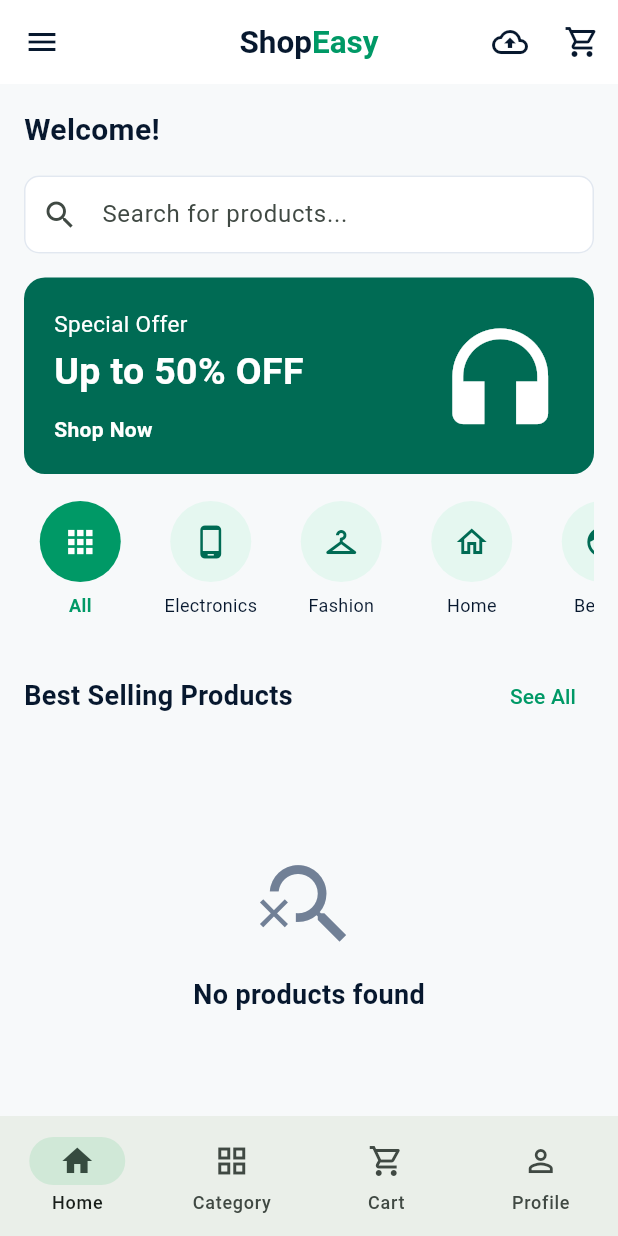
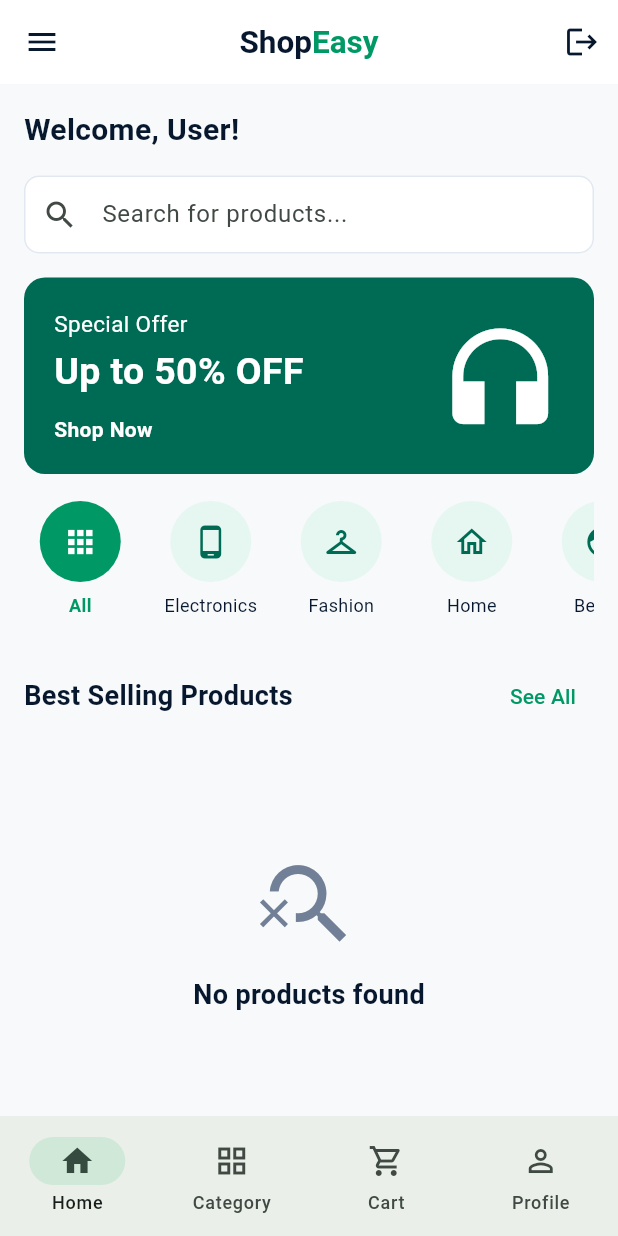
Before and after one commit to faraaz-ahmmed/shop-easy, a Flutter app: the HomeScreen screen opened directly, on a phone screen of 412 x 824 dp. Run offline on Flutter 3.47's test engine with Material 3 defaults, Android fonts, the phone set to English and light mode, and no system bars; our stand-ins replace cloud_firestore, firebase_auth, firebase_core; accounts and stored records are empty.

Commit message:
change code

```diff
--- a/lib/views/home/home_screen.dart
+++ b/lib/views/home/home_screen.dart
@@ -3,12 +3,12 @@ import 'package:firebase_auth/firebase_auth.dart';
 import 'package:flutter/material.dart';
 import 'package:provider/provider.dart';
 
-import '../../services/product_seed_service.dart';
 import '../../utils/app_colors.dart';
 import '../../utils/responsive.dart';
 import '../../viewmodels/cart_viewmodel.dart';
 import '../../viewmodels/home_viewmodel.dart';
 import '../../widgets/product_card.dart';
+import '../auth/login_screen.dart';
 import '../cart/cart_screen.dart';
 import '../category/category_screen.dart';
 import '../orders/orders_screen.dart';
@@ -18,6 +18,8 @@ import '../profile/profile_screen.dart';
 class HomeScreen extends StatelessWidget {
   const HomeScreen({super.key});
 
+  // ================= OPEN PAGE START =================
+
   void openPage(BuildContext context, Widget page) {
     Navigator.push(
       context,
@@ -25,91 +27,100 @@ class HomeScreen extends StatelessWidget {
     );
   }
 
-  Future<void> uploadProducts(BuildContext context) async {
-    final messenger = ScaffoldMessenger.of(context);
+  // ================= OPEN PAGE END =================
 
-    try {
-      messenger.showSnackBar(
-        const SnackBar(
-          content: Text('Uploading products, please wait...'),
-          duration: Duration(seconds: 30),
+  // ================= LOGOUT FUNCTION START =================
+
+  Future<void> logout(BuildContext context) async {
+    final confirmed = await showDialog<bool>(
+      context: context,
+      builder: (dialogContext) {
+        return AlertDialog(
+          title: const Text('Confirm Logout'),
+          content: const Text(
+            'Are you sure you want to logout?',
           ),
+          actions: [
+            TextButton(
+              onPressed: () {
+                Navigator.pop(dialogContext, false);
+              },
+              child: const Text('No'),
+            ),
+            FilledButton(
+              onPressed: () {
+                Navigator.pop(dialogContext, true);
+              },
+              child: const Text('OK'),
+            ),
+          ],
+        );
+      },
     );
 
-      final count = await ProductSeedService().uploadProducts();
+    if (confirmed != true) return;
+
+    await FirebaseAuth.instance.signOut();
 
     if (!context.mounted) return;
 
-      messenger.hideCurrentSnackBar();
-      messenger.showSnackBar(
-        SnackBar(
-          content: Text('$count products uploaded successfully'),
-          backgroundColor: Colors.green,
+    Navigator.pushAndRemoveUntil(
+      context,
+      MaterialPageRoute(
+        builder: (_) => const LoginScreen(),
       ),
-      );
-    } catch (error) {
-      if (!context.mounted) return;
-
-      messenger.hideCurrentSnackBar();
-      messenger.showSnackBar(
-        SnackBar(
-          content: Text('Upload failed: $error'),
-          backgroundColor: Colors.red,
-        ),
+      (route) => false,
     );
   }
-  }
+
+  // ================= LOGOUT FUNCTION END =================
 
   @override
   Widget build(BuildContext context) {
     final home = context.watch<HomeViewModel>();
-    final cartCount = context.watch<CartViewModel>().itemCount;
+    final cartCount =
+        context.watch<CartViewModel>().itemCount;
 
     return Scaffold(
+      // ================= APP BAR START =================
+
       appBar: AppBar(
+        // ================= MENU ICON START =================
+
         leading: IconButton(
+          tooltip: 'My Orders',
           onPressed: () {
-            openPage(context, const OrdersScreen());
+            openPage(
+              context,
+              const OrdersScreen(),
+            );
           },
           icon: const Icon(Icons.menu),
         ),
+
+        // ================= MENU ICON END =================
+
         title: const _ShopTitle(),
+
         actions: [
+          // ================= LOGOUT ICON START =================
+
           IconButton(
-            tooltip: 'Upload 320 products',
+            tooltip: 'Logout',
             onPressed: () {
-              uploadProducts(context);
+              logout(context);
             },
-            icon: const Icon(Icons.cloud_upload_outlined),
+            icon: const Icon(Icons.logout),
           ),
-          Stack(
-            children: [
-              IconButton(
-                onPressed: () {
-                  openPage(context, const CartScreen());
-                },
-                icon: const Icon(Icons.shopping_cart_outlined),
-              ),
-              if (cartCount > 0)
-                Positioned(
-                  right: 5,
-                  top: 4,
-                  child: CircleAvatar(
-                    radius: 8,
-                    backgroundColor: Colors.red,
-                    child: Text(
-                      cartCount > 9 ? '9+' : '$cartCount',
-                      style: const TextStyle(
-                        color: Colors.white,
-                        fontSize: 9,
-                      ),
-                    ),
-                  ),
-                ),
+
+          // ================= LOGOUT ICON END =================
         ],
       ),
-        ],
-      ),
+
+      // ================= APP BAR END =================
+
+      // ================= BODY START =================
+
       body: Center(
         child: SizedBox(
           width: Responsive.contentWidth(context),
@@ -118,8 +129,16 @@ class HomeScreen extends StatelessWidget {
             child: Column(
               crossAxisAlignment: CrossAxisAlignment.start,
               children: [
+                // ================= WELCOME START =================
+
                 const _WelcomeMessage(),
+
+                // ================= WELCOME END =================
+
                 const SizedBox(height: 16),
+
+                // ================= SEARCH BAR START =================
+
                 TextField(
                   onChanged: home.search,
                   decoration: const InputDecoration(
@@ -127,9 +146,21 @@ class HomeScreen extends StatelessWidget {
                     prefixIcon: Icon(Icons.search),
                   ),
                 ),
+
+                // ================= SEARCH BAR END =================
+
                 const SizedBox(height: 16),
+
+                // ================= OFFER BANNER START =================
+
                 const _OfferBanner(),
+
+                // ================= OFFER BANNER END =================
+
                 const SizedBox(height: 18),
+
+                // ================= CATEGORIES START =================
+
                 SizedBox(
                   height: 88,
                   child: ListView.separated(
@@ -139,12 +170,14 @@ class HomeScreen extends StatelessWidget {
                       return const SizedBox(width: 12);
                     },
                     itemBuilder: (context, index) {
-                      final category = home.categories[index];
+                      final category =
+                          home.categories[index];
 
                       return _CategoryItem(
                         name: category,
                         selected:
-                            category == home.selectedCategory,
+                            category ==
+                            home.selectedCategory,
                         onTap: () {
                           home.selectCategory(category);
                         },
@@ -152,7 +185,13 @@ class HomeScreen extends StatelessWidget {
                     },
                   ),
                 ),
+
+                // ================= CATEGORIES END =================
+
                 const SizedBox(height: 18),
+
+                // ================= PRODUCT TITLE START =================
+
                 Row(
                   children: [
                     const Expanded(
@@ -167,13 +206,20 @@ class HomeScreen extends StatelessWidget {
                     ),
                     TextButton(
                       onPressed: () {
+
                         home.selectCategory('All');
                       },
                       child: const Text('See All'),
                     ),
                   ],
                 ),
+
+                // ================= PRODUCT TITLE END =================
+
                 const SizedBox(height: 10),
+
+                // ================= PRODUCT GRID START =================
+
                 if (home.filteredProducts.isEmpty)
                   const _EmptyProducts()
                 else
@@ -181,7 +227,8 @@ class HomeScreen extends StatelessWidget {
                     shrinkWrap: true,
                     physics:
                         const NeverScrollableScrollPhysics(),
-                    itemCount: home.filteredProducts.length,
+                    itemCount:
+                        home.filteredProducts.length,
                     gridDelegate:
                         SliverGridDelegateWithFixedCrossAxisCount(
                       crossAxisCount:
@@ -210,36 +257,65 @@ class HomeScreen extends StatelessWidget {
                       );
                     },
                   ),
+
+                // ================= PRODUCT GRID END =================
               ],
             ),
           ),
         ),
       ),
+
+      // ================= BODY END =================
+
+      // ================= BOTTOM NAVIGATION START =================
+
       bottomNavigationBar: NavigationBar(
         selectedIndex: 0,
         onDestinationSelected: (index) {
           if (index == 1) {
-            openPage(context, const CategoryScreen());
+            openPage(
+              context,
+              const CategoryScreen(),
+            );
           }
 
           if (index == 2) {
-            openPage(context, const CartScreen());
+            openPage(
+              context,
+              const CartScreen(),
+            );
           }
 
           if (index == 3) {
-            openPage(context, const ProfileScreen());
+            openPage(
+              context,
+              const ProfileScreen(),
+            );
           }
         },
         destinations: [
+          // ================= HOME ICON START =================
+
           const NavigationDestination(
             icon: Icon(Icons.home_outlined),
             selectedIcon: Icon(Icons.home),
             label: 'Home',
           ),
+
+          // ================= HOME ICON END =================
+
+          // ================= CATEGORY ICON START =================
+
           const NavigationDestination(
             icon: Icon(Icons.grid_view_outlined),
+            selectedIcon: Icon(Icons.grid_view),
             label: 'Category',
           ),
+
+          // ================= CATEGORY ICON END =================
+
+          // ================= CART ICON START =================
+
           NavigationDestination(
             icon: Badge(
               isLabelVisible: cartCount > 0,
@@ -248,49 +324,127 @@ class HomeScreen extends StatelessWidget {
                 Icons.shopping_cart_outlined,
               ),
             ),
+            selectedIcon: Badge(
+              isLabelVisible: cartCount > 0,
+              label: Text('$cartCount'),
+              child: const Icon(
+                Icons.shopping_cart,
+              ),
+            ),
             label: 'Cart',
           ),
+
+          // ================= CART ICON END =================
+
+          // ================= PROFILE ICON START =================
+
           const NavigationDestination(
             icon: Icon(Icons.person_outline),
             selectedIcon: Icon(Icons.person),
             label: 'Profile',
           ),
+
+          // ================= PROFILE ICON END =================
         ],
       ),
+
+      // ================= BOTTOM NAVIGATION END =================
     );
   }
 }
 
-class _WelcomeMessage extends StatelessWidget {
+// ================= WELCOME WIDGET START =================
+
+class _WelcomeMessage extends StatefulWidget {
   const _WelcomeMessage();
 
   @override
-  Widget build(BuildContext context) {
+  State<_WelcomeMessage> createState() {
+    return _WelcomeMessageState();
+  }
+}
+
+class _WelcomeMessageState
+    extends State<_WelcomeMessage> {
+  late final Future<Map<String, dynamic>> welcomeData;
+
+  @override
+  void initState() {
+    super.initState();
+    welcomeData = loadWelcomeData();
+  }
+
+  Future<Map<String, dynamic>>
+  loadWelcomeData() async {
     final user = FirebaseAuth.instance.currentUser;
 
     if (user == null) {
-      return const SizedBox.shrink();
+      return {
+        'name': 'User',
+        'isReturning': false,
+      };
     }
 
-    return StreamBuilder<
-        DocumentSnapshot<Map<String, dynamic>>>(
-      stream: FirebaseFirestore.instance
+    final userReference = FirebaseFirestore.instance
         .collection('users')
-          .doc(user.uid)
-          .snapshots(),
-      builder: (context, snapshot) {
-        final savedName =
-            snapshot.data?.data()?['name'];
+        .doc(user.uid);
+
+    final document = await userReference.get();
+    final data = document.data();
+
+    final savedName = data?['name'];
 
     final name =
         savedName is String &&
             savedName.trim().isNotEmpty
         ? savedName.trim()
-                : user.displayName?.trim();
+        : user.displayName?.trim().isNotEmpty == true
+        ? user.displayName!.trim()
+        : 'User';
+
+    final isReturning =
+        data?['hasLoggedInBefore'] == true;
+
+    if (!isReturning) {
+      await userReference.set(
+        {
+          'hasLoggedInBefore': true,
+        },
+        SetOptions(merge: true),
+      );
+    }
+
+    return {
+      'name': name,
+      'isReturning': isReturning,
+    };
+  }
+
+  @override
+  Widget build(BuildContext context) {
+    return FutureBuilder<Map<String, dynamic>>(
+      future: welcomeData,
+      builder: (context, snapshot) {
+        if (snapshot.connectionState ==
+            ConnectionState.waiting) {
+          return const Text(
+            'Welcome!',
+            style: TextStyle(
+              color: AppColors.dark,
+              fontSize: 20,
+              fontWeight: FontWeight.bold,
+            ),
+          );
+        }
+
+        final data = snapshot.data;
+        final name = data?['name'] ?? 'User';
+        final isReturning =
+            data?['isReturning'] == true;
 
         return Text(
-          name == null || name.isEmpty
-              ? 'Welcome!'
+          isReturning
+              ? 'Welcome Back, $name!'
               : 'Welcome, $name!',
           style: const TextStyle(
             color: AppColors.dark,
@@ -302,6 +456,10 @@ class _WelcomeMessage extends StatelessWidget {
     );
   }
 }
+
+// ================= WELCOME WIDGET END =================
+
+// ================= SHOP TITLE START =================
 
 class _ShopTitle extends StatelessWidget {
   const _ShopTitle();
@@ -329,6 +487,10 @@ class _ShopTitle extends StatelessWidget {
   }
 }
 
+// ================= SHOP TITLE END =================
+
+// ================= OFFER BANNER START =================
+
 class _OfferBanner extends StatelessWidget {
   const _OfferBanner();
 
@@ -341,9 +503,9 @@ class _OfferBanner extends StatelessWidget {
         color: AppColors.darkGreen,
         borderRadius: BorderRadius.circular(14),
       ),
-      child: Row(
+      child: const Row(
         children: [
-          const Expanded(
+          Expanded(
             child: Column(
               crossAxisAlignment:
                   CrossAxisAlignment.start,
@@ -386,6 +548,10 @@ class _OfferBanner extends StatelessWidget {
   }
 }
 
+// ================= OFFER BANNER END =================
+
+// ================= CATEGORY WIDGET START =================
+
 class _CategoryItem extends StatelessWidget {
   final String name;
   final bool selected;
@@ -401,16 +567,22 @@ class _CategoryItem extends StatelessWidget {
     switch (name) {
       case 'Electronics':
         return Icons.phone_android;
+
       case 'Fashion':
         return Icons.checkroom;
+
       case 'Home':
         return Icons.home_outlined;
+
       case 'Beauty':
         return Icons.face_retouching_natural;
+
       case 'Sports':
         return Icons.sports_basketball_outlined;
+
       case 'Toys':
         return Icons.toys_outlined;
+
       default:
         return Icons.apps;
     }
@@ -459,6 +631,10 @@ class _CategoryItem extends StatelessWidget {
   }
 }
 
+// ================= CATEGORY WIDGET END =================
+
+// ================= EMPTY PRODUCTS START =================
+
 class _EmptyProducts extends StatelessWidget {
   const _EmptyProducts();
 
@@ -489,3 +665,5 @@ class _EmptyProducts extends StatelessWidget {
     );
   }
 }
+
+// ================= EMPTY PRODUCTS END =================
```
Lines whose indentation alone changed are shown as unchanged.
